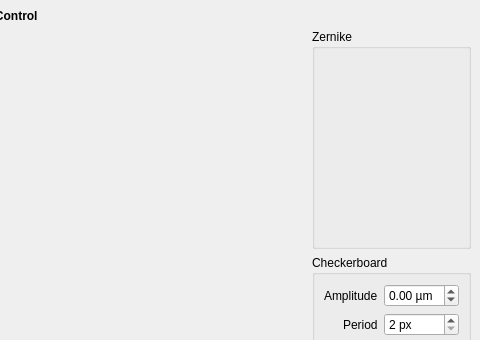
janis-hag/kalao-ics, file guis/ui/dm_direct_control.ui: the form before one commit; both pictures show x 427 to 907 and y 0 to 340 of the 907 by 710 pixel window.
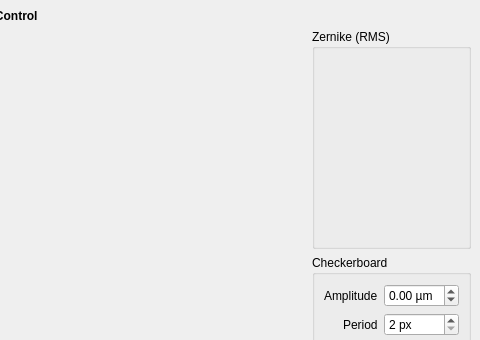
The form after the commit.

Patch:
```diff
--- a/guis/ui/dm_direct_control.ui
+++ b/guis/ui/dm_direct_control.ui
@@ -98,7 +98,7 @@
       <item>
        <widget class="QGroupBox" name="zernike_groupbox">
         <property name="title">
-         <string>Zernike</string>
+         <string>Zernike (RMS)</string>
         </property>
         <layout class="QFormLayout" name="formLayout_3">
          <property name="labelAlignment">
```
